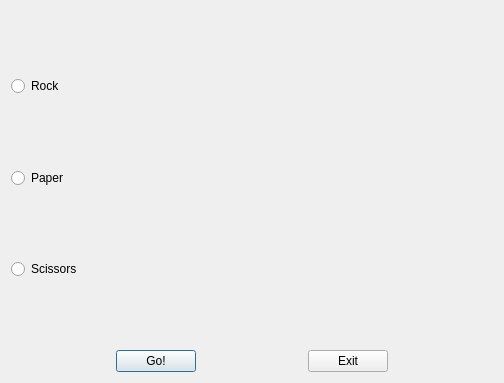
ololo534/Rock_Paper_Scissor, file choise.ui: the form before one commit.
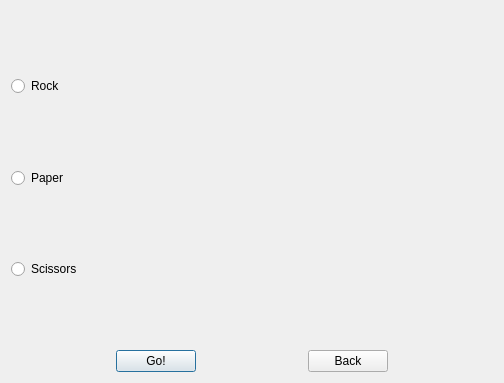
The form after the commit.

Commit message: Exit and Back

Patch:
```diff
--- a/choise.ui
+++ b/choise.ui
@@ -146,10 +146,10 @@
      <item>
       <widget class="QPushButton" name="ExitButton">
        <property name="text">
-        <string>Exit</string>
+        <string>Back</string>
        </property>
        <property name="autoDefault">
-        <bool>true</bool>
+        <bool>false</bool>
        </property>
       </widget>
      </item>
```
The commit also changes 4 other files.
